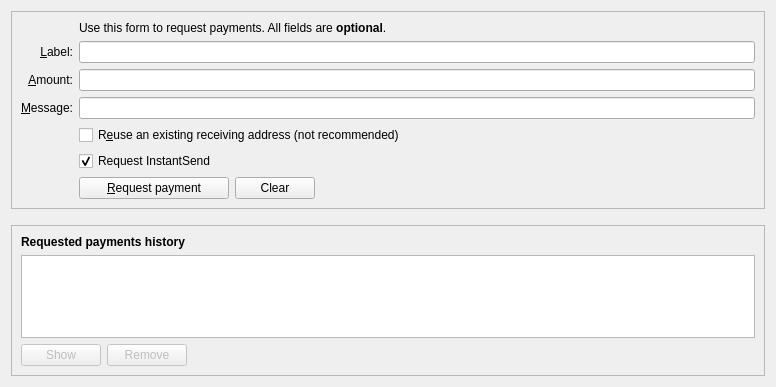
First picture: the form in src/qt/forms/receivecoinsdialog.ui, repository adm2018/curium, before the edit.
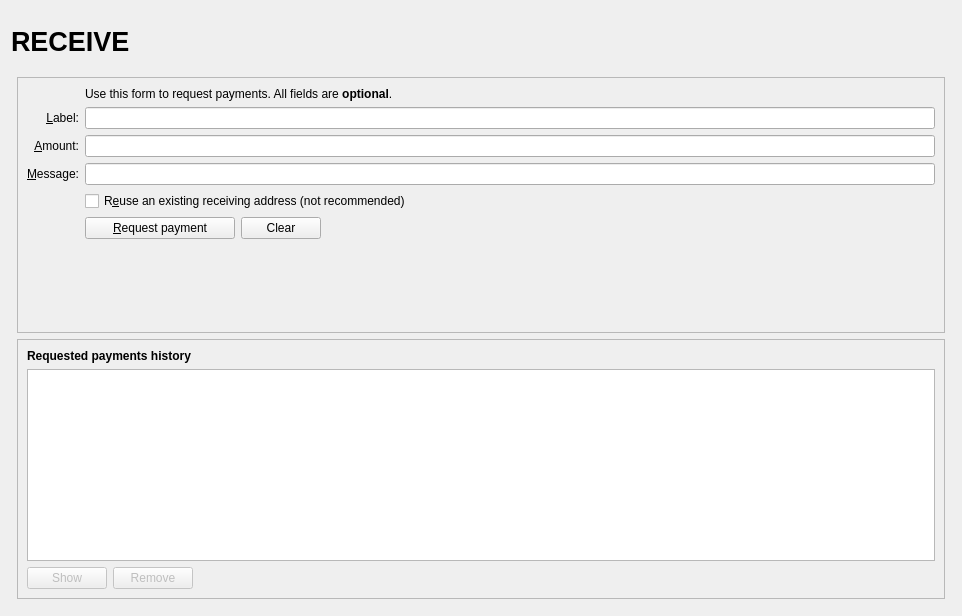
Second picture: the form after the edit. Icons and pictures are not drawn. Custom widgets are drawn as their Qt base class.

The edit to the form file:
```diff
--- a/src/qt/forms/receivecoinsdialog.ui
+++ b/src/qt/forms/receivecoinsdialog.ui
@@ -6,11 +6,119 @@
    <rect>
     <x>0</x>
     <y>0</y>
-    <width>776</width>
-    <height>387</height>
+    <width>962</width>
+    <height>616</height>
    </rect>
   </property>
-  <layout class="QVBoxLayout" name="verticalLayout" stretch="0,0,1">
+  <layout class="QVBoxLayout" name="verticalLayout" stretch="0">
+   <item>
+    <layout class="QVBoxLayout" name="verticalLayout_Master" stretch="0,1">
+     <property name="spacing">
+      <number>0</number>
+     </property>
+     <item>
+      <widget class="QFrame" name="frame_Header">
+       <layout class="QVBoxLayout" name="verticalLayout_8">
+        <property name="leftMargin">
+         <number>0</number>
+        </property>
+        <property name="topMargin">
+         <number>0</number>
+        </property>
+        <property name="rightMargin">
+         <number>0</number>
+        </property>
+        <property name="bottomMargin">
+         <number>0</number>
+        </property>
+        <item>
+         <layout class="QHBoxLayout" name="horizontalLayout_Header" stretch="1,0,1">
+          <item>
+           <widget class="QLabel" name="labelOverviewHeaderLeft">
+            <property name="minimumSize">
+             <size>
+              <width>464</width>
+              <height>60</height>
+             </size>
+            </property>
+            <property name="maximumSize">
+             <size>
+              <width>16777215</width>
+              <height>60</height>
+             </size>
+            </property>
+            <property name="font">
+             <font>
+              <pointsize>20</pointsize>
+              <weight>75</weight>
+              <bold>true</bold>
+             </font>
+            </property>
+            <property name="text">
+             <string>RECEIVE</string>
+            </property>
+           </widget>
+          </item>
+          <item>
+           <spacer name="horizontalSpacer_3">
+            <property name="orientation">
+             <enum>Qt::Horizontal</enum>
+            </property>
+            <property name="sizeHint" stdset="0">
+             <size>
+              <width>40</width>
+              <height>20</height>
+             </size>
+            </property>
+           </spacer>
+          </item>
+          <item>
+           <widget class="QLabel" name="labelOverviewHeaderRight">
+            <property name="minimumSize">
+             <size>
+              <width>464</width>
+              <height>60</height>
+             </size>
+            </property>
+            <property name="maximumSize">
+             <size>
+              <width>16777215</width>
+              <height>60</height>
+             </size>
+            </property>
+            <property name="font">
+             <font>
+              <pointsize>14</pointsize>
+             </font>
+            </property>
+            <property name="text">
+             <string/>
+            </property>
+            <property name="alignment">
+             <set>Qt::AlignRight|Qt::AlignTrailing|Qt::AlignVCenter</set>
+            </property>
+           </widget>
+          </item>
+         </layout>
+        </item>
+       </layout>
+      </widget>
+     </item>
+     <item>
+      <widget class="QFrame" name="frame_BG">
+       <layout class="QVBoxLayout" name="verticalLayout_5">
+        <property name="leftMargin">
+         <number>6</number>
+        </property>
+        <property name="topMargin">
+         <number>6</number>
+        </property>
+        <property name="rightMargin">
+         <number>6</number>
+        </property>
+        <property name="bottomMargin">
+         <number>6</number>
+        </property>
    <item>
     <widget class="QFrame" name="frame2">
      <property name="sizePolicy">
@@ -127,7 +235,14 @@
           </property>
          </widget>
         </item>
-        <item row="9" column="2">
+             <item row="8" column="0">
+              <widget class="QLabel" name="label_7">
+               <property name="text">
+                <string/>
+               </property>
+              </widget>
+             </item>
+             <item row="8" column="2">
          <layout class="QHBoxLayout" name="horizontalLayout">
           <item>
            <widget class="QPushButton" name="receiveButton">
@@ -176,40 +291,23 @@
           </item>
          </layout>
         </item>
-        <item row="9" column="0">
-         <widget class="QLabel" name="label_7">
-          <property name="text">
-           <string/>
-          </property>
-         </widget>
-        </item>
-        <item row="8" column="2">
-         <widget class="QCheckBox" name="checkUseInstantSend">
-          <property name="text">
-           <string>Request InstantSend</string>
-          </property>
-          <property name="checked">
-           <bool>true</bool>
-          </property>
-         </widget>
-        </item>
-       </layout>
-      </item>
-     </layout>
-    </widget>
-   </item>
-   <item>
-    <spacer name="verticalSpacer_2">
+             <item row="9" column="2">
+              <spacer name="verticalSpacer">
      <property name="orientation">
       <enum>Qt::Vertical</enum>
      </property>
      <property name="sizeHint" stdset="0">
       <size>
        <width>20</width>
-       <height>10</height>
+                 <height>40</height>
       </size>
      </property>
     </spacer>
+             </item>
+            </layout>
+           </item>
+          </layout>
+         </widget>
    </item>
    <item>
     <widget class="QFrame" name="frame">
@@ -241,6 +339,43 @@
       </item>
       <item>
        <widget class="QTableView" name="recentRequestsView">
+             <property name="palette">
+              <palette>
+               <active>
+                <colorrole role="Text">
+                 <brush brushstyle="SolidPattern">
+                  <color alpha="255">
+                   <red>51</red>
+                   <green>51</green>
+                   <blue>51</blue>
+                  </color>
+                 </brush>
+                </colorrole>
+               </active>
+               <inactive>
+                <colorrole role="Text">
+                 <brush brushstyle="SolidPattern">
+                  <color alpha="255">
+                   <red>51</red>
+                   <green>51</green>
+                   <blue>51</blue>
+                  </color>
+                 </brush>
+                </colorrole>
+               </inactive>
+               <disabled>
+                <colorrole role="Text">
+                 <brush brushstyle="SolidPattern">
+                  <color alpha="255">
+                   <red>85</red>
+                   <green>85</green>
+                   <blue>85</blue>
+                  </color>
+                 </brush>
+                </colorrole>
+               </disabled>
+              </palette>
+             </property>
         <property name="contextMenuPolicy">
          <enum>Qt::CustomContextMenu</enum>
         </property>
@@ -306,6 +441,11 @@
    </item>
   </layout>
  </widget>
+     </item>
+    </layout>
+   </item>
+  </layout>
+ </widget>
  <customwidgets>
   <customwidget>
    <class>BitcoinAmountField</class>
```
Left out of the diff: 22 changed lines with no effect on the pictures. Lines whose indentation alone changed are shown as unchanged.
